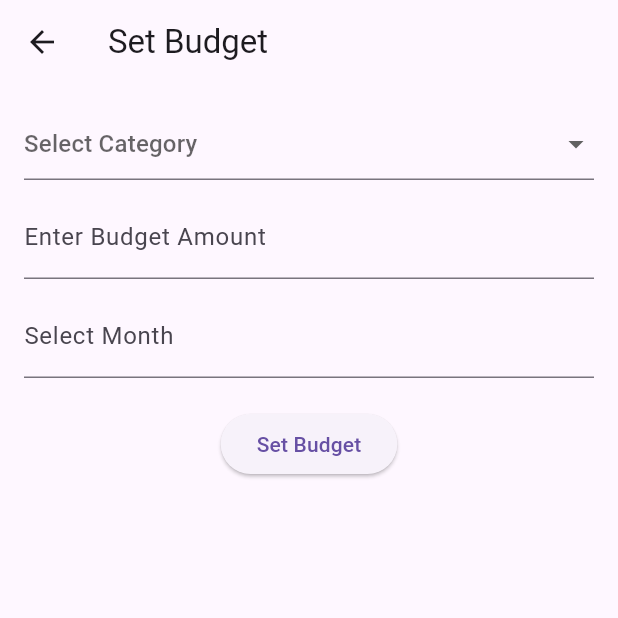
After one commit to Moonaz023/Expense-Tracker-Android-App, a Flutter app: the screen it shows after launch, after a tap on "My Budget", on a phone screen of 412 x 824 dp, the top half of it. The commit adds this screen. Run offline on Flutter 3.47's test engine with Material 3 defaults, Android fonts, the phone set to English and light mode, and no system bars; our stand-ins replace fl_chart, sqflite, table_calendar; accounts and stored records are empty.

Commit message:
Budget page added

```diff
--- /dev/null
+++ b/lib/MyBudget.dart
@@ -0,0 +1,91 @@
+import 'package:flutter/material.dart';
+import 'database_helper.dart';
+import 'package:intl/intl.dart';
+
+class MyBudget extends StatefulWidget {
+  @override
+  _MyBudgetState createState() => _MyBudgetState();
+}
+
+class _MyBudgetState extends State<MyBudget> {
+  String? selectedCategory;
+  double? budgetAmount;
+  String? selectedMonth;
+  List<String> categories = [];
+  DatabaseHelper databaseHelper = DatabaseHelper();
+
+  @override
+  void initState() {
+    super.initState();
+    fetchCategories();
+  }
+
+  Future<void> fetchCategories() async {
+    List<Map<String, dynamic>> categoryData = await databaseHelper.getCategories();
+    setState(() {
+      categories = categoryData.map((data) => data['category'] as String).toList();
+    });
+  }
+
+  Future<void> saveBudget() async {
+    if (selectedCategory != null && budgetAmount != null && selectedMonth != null) {
+      await databaseHelper.insertBudget(selectedCategory!, budgetAmount!, selectedMonth!);
+      ScaffoldMessenger.of(context).showSnackBar(SnackBar(content: Text("Budget set successfully!")));
+    }
+  }
+
+  @override
+  Widget build(BuildContext context) {
+    return Scaffold(
+      appBar: AppBar(title: Text("Set Budget")),
+      body: Padding(
+        padding: const EdgeInsets.all(16.0),
+        child: Column(
+          children: [
+            DropdownButtonFormField<String>(
+              hint: Text("Select Category"),
+              value: selectedCategory,
+              onChanged: (value) => setState(() => selectedCategory = value),
+              items: categories.map((category) {
+                return DropdownMenuItem(
+                  value: category,
+                  child: Text(category),
+                );
+              }).toList(),
+            ),
+            SizedBox(height: 10),
+            TextFormField(
+              keyboardType: TextInputType.number,
+              decoration: InputDecoration(labelText: 'Enter Budget Amount'),
+              onChanged: (value) => setState(() => budgetAmount = double.tryParse(value)),
+            ),
+            SizedBox(height: 10),
+            TextFormField(
+              readOnly: true,
+              decoration: InputDecoration(labelText: 'Select Month'),
+              onTap: () async {
+                DateTime? pickedDate = await showDatePicker(
+                  context: context,
+                  initialDate: DateTime.now(),
+                  firstDate: DateTime(2000),
+                  lastDate: DateTime(2100),
+                );
+                if (pickedDate != null) {
+                  setState(() {
+                    selectedMonth = DateFormat('yyyy-MM').format(pickedDate);
+                  });
+                }
+              },
+              controller: TextEditingController(text: selectedMonth),
+            ),
+            SizedBox(height: 20),
+            ElevatedButton(
+              onPressed: saveBudget,
+              child: Text('Set Budget'),
+            ),
+          ],
+        ),
+      ),
+    );
+  }
+}
--- a/lib/database_helper.dart
+++ b/lib/database_helper.dart
@@ -30,6 +30,7 @@ class DatabaseHelper {
             note TEXT
           )
         ''');
+
         await db.execute('''
           CREATE TABLE categories(
             id INTEGER PRIMARY KEY AUTOINCREMENT,
@@ -37,7 +38,7 @@ class DatabaseHelper {
           )
         ''');
 
-        db.execute('''
+        await db.execute('''
           CREATE TABLE liabilities(
             id INTEGER PRIMARY KEY AUTOINCREMENT,
             amount REAL,
@@ -47,6 +48,15 @@ class DatabaseHelper {
           )
         ''');
 
+        // Add the missing budgets table
+        await db.execute('''
+          CREATE TABLE budgets(
+            id INTEGER PRIMARY KEY AUTOINCREMENT,
+            category TEXT,
+            budgetAmount REAL,
+            month TEXT
+          )
+        ''');
 
         // Insert default categories
         await _insertDefaultCategories(db);
@@ -58,7 +68,15 @@ class DatabaseHelper {
   }
 
   Future<void> _insertDefaultCategories(Database db) async {
-    List<String> defaultCategories = ['Business', 'Salary', 'Food', 'Transport', 'Shopping', 'Home', 'Liability Payment'];
+    List<String> defaultCategories = [
+      'Business',
+      'Salary',
+      'Food',
+      'Transport',
+      'Shopping',
+      'Home',
+      'Liability Payment'
+    ];
 
     for (String category in defaultCategories) {
       await db.insert('categories', {'category': category});
@@ -67,7 +85,8 @@ class DatabaseHelper {
 
   Future<int> insertTransaction(Map<String, dynamic> transactionData) async {
     final db = await database;
-    String formattedDate = DateFormat('yyyy-MM-dd').format(transactionData['date']);
+    String formattedDate =
+    DateFormat('yyyy-MM-dd').format(transactionData['date']);
     transactionData['date'] = formattedDate;
     return await db.insert('transactions', transactionData);
   }
@@ -147,7 +166,8 @@ class DatabaseHelper {
     return result;
   }
 
-  Future<int> insertLiability(double amount, String obligations,  repaymentDate, double interestPercentage) async {
+  Future<int> insertLiability(double amount, String obligations,
+      repaymentDate, double interestPercentage) async {
     final db = await database;
     return await db.insert(
       'liabilities',
@@ -166,18 +186,10 @@ class DatabaseHelper {
     return await db.query('liabilities');
   }
 
-
-
-  // Function to delete a liability by ID
-  /* Future<void> deleteLiability(int id) async {
-    final db = await database;
-    await db.delete('liabilities', where: 'id = ?', whereArgs: [id]);
-  }
-*/
-
   Future<double> deleteLiability(int id) async {
     final db = await database;
-    var liability = await db.query('liabilities', where: 'id = ?', whereArgs: [id]);
+    var liability =
+    await db.query('liabilities', where: 'id = ?', whereArgs: [id]);
 
     if (liability.isNotEmpty) {
       double amount = liability[0]['amount'] as double;
@@ -203,6 +215,42 @@ class DatabaseHelper {
     return 0;
   }
 
+  // Budget table methods
 
+  Future<int> insertBudget(
+      String category, double budgetAmount, String month) async {
+    final db = await database;
+    final budgetData = {
+      'category': category,
+      'budgetAmount': budgetAmount,
+      'month': month
+    };
+    return await db.insert('budgets', budgetData);
+  }
 
+  Future<List<Map<String, dynamic>>> getBudgets() async {
+    final db = await database;
+    return await db.query('budgets');
   }
+
+  Future<void> deleteBudget(int id) async {
+    final db = await database;
+    await db.delete('budgets', where: 'id = ?', whereArgs: [id]);
+  }
+
+  Future<void> updateBudget(int id, String category, double budgetAmount,
+      String month) async {
+    final db = await database;
+    final updatedData = {
+      'category': category,
+      'budgetAmount': budgetAmount,
+      'month': month
+    };
+    await db.update(
+      'budgets',
+      updatedData,
+      where: 'id = ?',
+      whereArgs: [id],
+    );
+  }
+}
--- a/lib/home.dart
+++ b/lib/home.dart
@@ -1,5 +1,7 @@
 import 'package:ExpenseTracker/yearly_report.dart';
 import 'package:flutter/material.dart';
+import 'BudgetsPage.dart';
+import 'MyBudget.dart';
 import 'sidebar.dart';
 import 'calendar_page.dart';
 import 'add_income2.dart';
@@ -144,6 +146,34 @@ class _HomeState extends State<Home> {
                 ),
               ),
 
+
+              SizedBox(height: 16),
+              ElevatedButton(
+                onPressed: () {
+                  Navigator.push(
+                    context,
+                    MaterialPageRoute(builder: (context) => MyBudget()),
+                  ).then((value) {
+                    // Refresh the data if needed when returning from the Budget page
+                    fetchDataFromDatabase();
+                  });
+                },
+                child: SizedBox(
+                  height: 50,
+                  child: Center(child: Text('My Budget')),
+                ),
+              ),
+              SizedBox(height: 20),
+              ElevatedButton(
+                onPressed: () {
+                  // Navigate to BudgetsPage
+                  Navigator.push(
+                    context,
+                    MaterialPageRoute(builder: (context) => BudgetsPage()),
+                  );
+                },
+                child: Text('View Budgets'),
+              ),
               SizedBox(height: 16),
               ElevatedButton(
                 onPressed: () {
```
Also changed, not shown: lib/BudgetsPage.dart (added, +104 -0 lines). Lines whose indentation alone changed are shown as unchanged.
